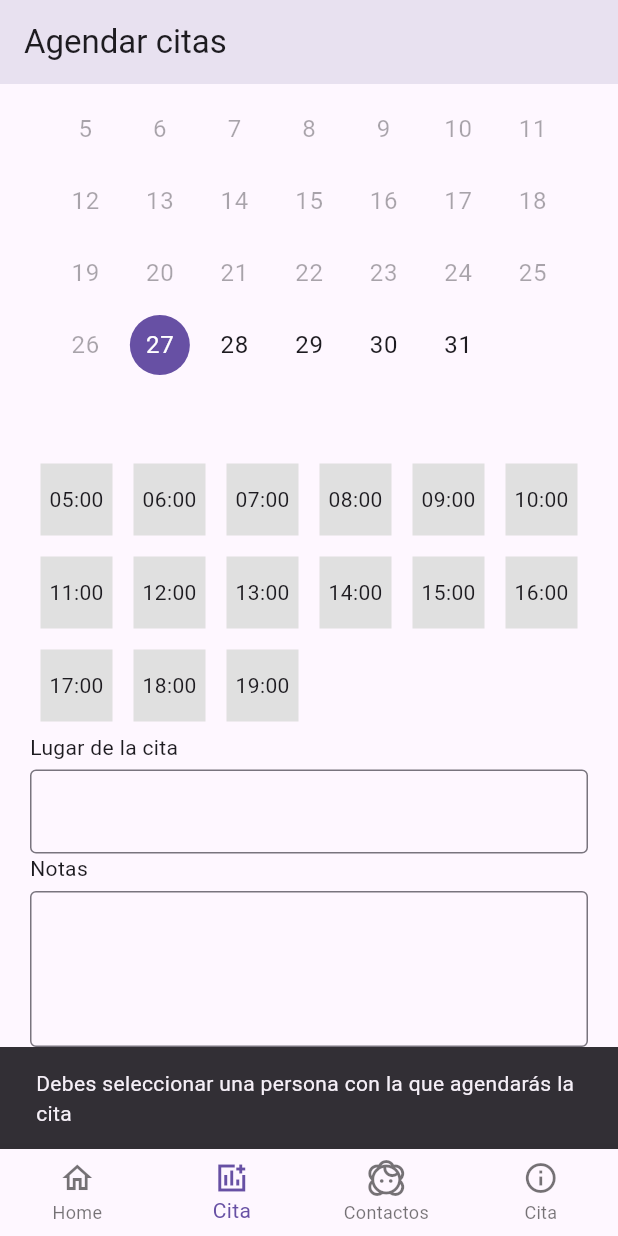
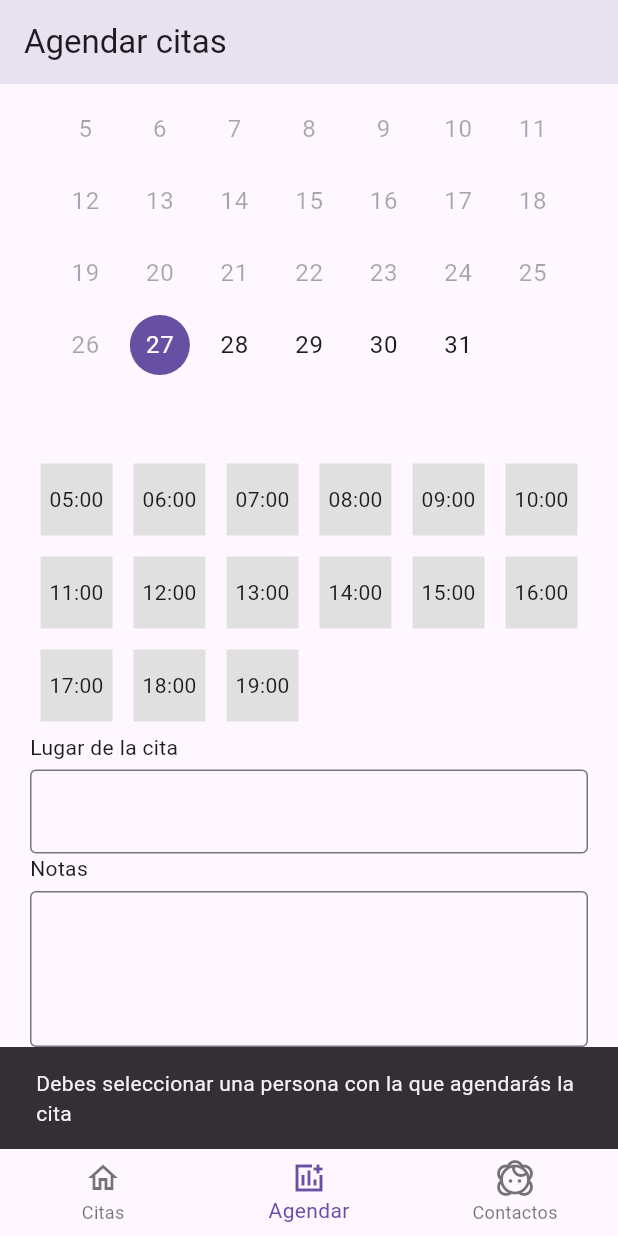
Before and after one commit to rojasaguilar/app-citas, a Flutter app: the screen it shows after launch, item 2 of the bottom bar chosen, scrolled down 210 dp, after a tap on "Agendar cita", on a phone screen of 412 x 824 dp. Run offline on Flutter 3.47's test engine with Material 3 defaults, Android fonts, the phone set to English and light mode, and no system bars; our stand-ins replace sqflite; accounts and stored records are empty.

Commit message:
version final

```diff
--- a/lib/components/carrucelCitas.dart
+++ b/lib/components/carrucelCitas.dart
@@ -1,34 +1,47 @@
 import 'package:flutter/material.dart';
+import 'package:u3_ejercicio2_tabasconforanea/pages/cita/datosCita.dart';
+import 'package:u3_ejercicio2_tabasconforanea/basedatosforanea.dart';
 
 class Carrucelcitas extends StatefulWidget {
-  final List<Map<String, dynamic>> citas;
-  final Function(Map<String, dynamic>) onS;
-  const Carrucelcitas({required this.onS, required this.citas, super.key});
+  const Carrucelcitas({ super.key});
 
   @override
   State<Carrucelcitas> createState() => _CarrucelcitasState();
 }
 
 class _CarrucelcitasState extends State<Carrucelcitas> {
+  List<Map<String, dynamic>> citas = [];
+
+  @override
+  void initState() {
+    // TODO: implement initState
+    super.initState();
+    actualizarCitas();
+  }
+
   @override
   Widget build(BuildContext context) {
-    return widget.citas.isEmpty
+    return citas.isEmpty
         ? const Text("No tienes citas agendadas para hoy")
         : Padding(
             padding: const EdgeInsets.symmetric(horizontal: 20, vertical: 5),
             child: ListView(
               // crossAxisAlignment: CrossAxisAlignment.start,
               children: [
-                Text("Tus citas: (${widget.citas.length})"),
+                Text("Tus citas: (${citas.length})"),
                 ListView.builder(
                   shrinkWrap: true,
                   physics: const NeverScrollableScrollPhysics(),
-                  itemCount: widget.citas.length,
+                  itemCount: citas.length,
                   itemBuilder: (context, index) {
-                    final cita = widget.citas[index];
+                    final cita = citas[index];
                     return InkWell(
                       onTap: () {
-                        widget.onS(cita);
+                        Navigator.push(context, MaterialPageRoute(builder: (context) => Datoscita(onEdit: (){
+                         setState(() {
+                           actualizarCitas();
+                         });
+                        }, cita: cita)));
                       },
                       child: Container(
                         padding: const EdgeInsets.all(12),
@@ -96,4 +109,11 @@ class _CarrucelcitasState extends State<Carrucelcitas> {
             ),
           );
   }
+
+  void actualizarCitas() async {
+    final List<Map<String, dynamic>> citasTemp = await DB.obtenerCitas2();
+    setState(() {
+      citas = citasTemp;
+    });
+  }
 }
--- a/lib/components/gridHours.dart
+++ b/lib/components/gridHours.dart
@@ -1,8 +1,9 @@
 import 'package:flutter/material.dart';
 
 class Gridhours extends StatefulWidget {
+  final String? initHour;
   final Function(String) setHour;
-  const Gridhours({required this.setHour, super.key});
+  const Gridhours({this.initHour, required this.setHour, super.key});
 
   @override
   State<Gridhours> createState() => _GridhoursState();
@@ -11,6 +12,17 @@ class Gridhours extends StatefulWidget {
 class _GridhoursState extends State<Gridhours> {
   List<bool> isSelectedList = List.generate(18, (_) => false);
   int prev = -1;
+
+  @override
+  void initState() {
+    // TODO: implement initState
+    super.initState();
+    if (widget.initHour != null && widget.initHour!.isNotEmpty) {
+      prev = indexOfInitHour();
+      isSelectedList[prev] = true;
+    }
+  }
+
   @override
   Widget build(BuildContext context) {
     return GridView.count(
@@ -43,7 +55,7 @@ class _GridhoursState extends State<Gridhours> {
               }
               isSelectedList[index] = !isSelectedList[index];
               prev = index;
-             widget.setHour(formatHour(index));
+              widget.setHour(formatHour(index));
             });
           },
         );
@@ -52,9 +64,16 @@ class _GridhoursState extends State<Gridhours> {
   }
 
   String formatHour(int i) {
-    if (i+5 < 10) {
+    if (i + 5 < 10) {
       return "0${i + 5}:00";
     }
     return "${i + 5}:00";
   }
+
+  int indexOfInitHour() {
+    if (widget.initHour!.length < 5) {
+      return int.parse(widget.initHour![0]) - 5;
+    }
+    return int.parse(widget.initHour!.substring(0, 2)) - 5;
+  }
 }
--- a/lib/pages/addCita.dart
+++ b/lib/pages/cita/addCita.dart
@@ -122,7 +122,6 @@ class _AddcitaState extends State<Addcita> {
                 )
                 .then((r) {
                   if (r > 0) {
-                    print(r);
                     ScaffoldMessenger.of(context).showSnackBar(
                       SnackBar(
                         content: Row(
--- a/lib/pages/datosCita.dart
+++ /dev/null
@@ -1,18 +0,0 @@
-import 'package:flutter/material.dart';
-
-class Datoscita extends StatefulWidget {
-  final Map<String,dynamic> cita;
-  const Datoscita({required this.cita, super.key});
-
-  @override
-  State<Datoscita> createState() => _DatoscitaState();
-}
-
-class _DatoscitaState extends State<Datoscita> {
-  @override
-  Widget build(BuildContext context) {
-    return widget.cita.isEmpty?
-        Center(child: Text("Selecciona una cita para ver sus detalles"),) :
-        Center(child: Text(widget.cita['NOMBRE']??""),);
-  }
-}
--- a/lib/pages/home.dart
+++ b/lib/pages/home.dart
@@ -1,9 +1,8 @@
 import 'package:flutter/material.dart';
-import 'package:u3_ejercicio2_tabasconforanea/basedatosforanea.dart';
+
 import 'package:u3_ejercicio2_tabasconforanea/components/carrucelCitas.dart';
-import 'package:u3_ejercicio2_tabasconforanea/pages/addCita.dart';
+import 'package:u3_ejercicio2_tabasconforanea/pages/cita/addCita.dart';
 import 'package:u3_ejercicio2_tabasconforanea/pages/persona/addPersona.dart';
-import 'package:u3_ejercicio2_tabasconforanea/pages/datosCita.dart';
 import 'package:u3_ejercicio2_tabasconforanea/pages/pageItem.dart';
 import 'package:u3_ejercicio2_tabasconforanea/pages/persona/personas.dart';
 
@@ -15,43 +14,35 @@ class Home extends StatefulWidget {
 }
 
 class _HomeState extends State<Home> {
-
-  List<Map<String,dynamic>> citas = [];
   int _index = 0;
   late List<PageItem> pages;
-  Map<String,dynamic> citaSeleccionada = {};
 
   @override
   void initState() {
     // TODO: implement initState
     super.initState();
     pages = [
-      PageItem(title: "Tus citas", page: Carrucelcitas(citas: citas, onS: (x){
-        print(x);
-        citaSeleccionada = x;
-        _index = 3;
-      },)),
-      PageItem(title: "Agendar citas", page: Addcita(navigateToHome: (){
-        setState(() {
-          _index = 0;
-          actualizarCitas();
-        });
-      },)),
-      // PageItem(title: "Agregar persona", page: Addpersona(navigateToHome: (){
-      //   setState(() {
-      //
-      //     _index = 0;
-      //   });
-      // },)),
+      PageItem(
+        title: "Tus citas",
+        page: Carrucelcitas(
+        ),
+      ),
+      PageItem(
+        title: "Agendar citas",
+        page: Addcita(
+          navigateToHome: () {
+            setState(() {
+              _index = 0;
+            });
+          },
+        ),
+      ),
       PageItem(title: "Persona", page: Personas()),
-      PageItem(title: "Datos de la cita", page: Datoscita(cita: citaSeleccionada,)),
     ];
-    actualizarCitas();
   }
 
   @override
   Widget build(BuildContext context) {
-
     return Scaffold(
       appBar: AppBar(title: Text(pages[_index].title)),
       body: pages[_index].page,
@@ -59,19 +50,15 @@ class _HomeState extends State<Home> {
         items: [
           BottomNavigationBarItem(
             icon: Icon(Icons.home_outlined),
-            label: "Home",
+            label: "Citas",
           ),
           BottomNavigationBarItem(
             icon: Icon(Icons.add_chart_sharp),
-            label: "Cita",
+            label: "Agendar",
           ),
           BottomNavigationBarItem(
             icon: Icon(Icons.face_2_outlined),
             label: "Contactos",
-          ),
-          BottomNavigationBarItem(
-            icon: Icon(Icons.info_outline),
-            label: "Cita",
           ),
         ],
         type: BottomNavigationBarType.fixed,
@@ -79,25 +66,9 @@ class _HomeState extends State<Home> {
         onTap: (x) {
           setState(() {
             _index = x;
-            citaSeleccionada = {};
           });
         },
       ),
     );
   }
-
-  void actualizarCitas() async {
-    final List<Map<String,dynamic>> citasTemp = await DB.obtenerCitas2();
-    setState(() {
-      citas = citasTemp;
-      pages[0] = PageItem(title: "Tus citas", page: Carrucelcitas(citas: citas, onS: (x){
-        setState(() {
-          print(x);
-          citaSeleccionada = x;
-          _index = 3;
-          pages[3] = PageItem(title: "Datos de la cita", page: Datoscita(cita: citaSeleccionada,));
-        });
-      },));
-    });
-  }
 }
--- a/lib/pages/persona/addPersona.dart
+++ b/lib/pages/persona/addPersona.dart
@@ -3,7 +3,8 @@ import 'package:u3_ejercicio2_tabasconforanea/basedatosforanea.dart';
 import 'package:u3_ejercicio2_tabasconforanea/models/persona.dart';
 
 class Addpersona extends StatefulWidget {
-  const Addpersona({super.key});
+  final Function onAdd;
+  const Addpersona({ required this.onAdd, super.key});
 
   @override
   State<Addpersona> createState() => _AddpersonaState();
@@ -86,6 +87,7 @@ class _AddpersonaState extends State<Addpersona> {
                           duration: Duration(milliseconds: 900),
                         ),
                       );
+                      widget.onAdd();
                       Navigator.pop(context);
                     });
                   },
```
Also changed, not shown: lib/basedatosforanea.dart (+31 -2 lines), lib/pages/cita/datosCita.dart (added, +401 -0 lines), lib/pages/persona/personas.dart (+10 -6 lines), lib/pages/persona/editarPersona.dart (deleted).
